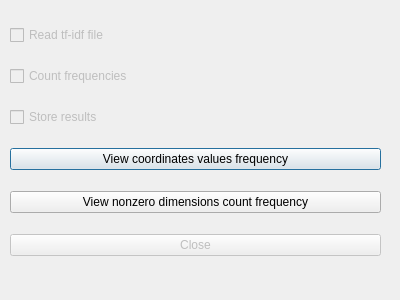
Above: app/dialogs/histogramdialog.ui from benkopolis/kmeanstriangleclustering before the change. Below: the same form after it.
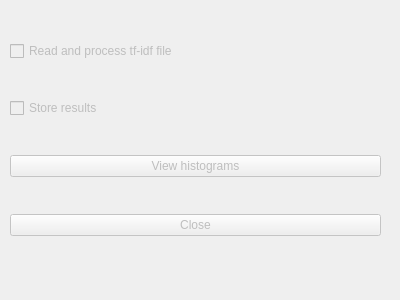
That is the form after the change.

Commit message: displaying histograms almost done, proj. builds, GUI needs testing, also reading and processing tf-idf files and histogram files needs testing and unit tests.

The edit to the form file:
```diff
--- a/app/dialogs/histogramdialog.ui
+++ b/app/dialogs/histogramdialog.ui
@@ -13,7 +13,7 @@
   <property name="windowTitle">
    <string>Dialog</string>
   </property>
-  <widget class="QWidget" name="">
+  <widget class="QWidget" name="layoutWidget">
    <property name="geometry">
     <rect>
      <x>10</x>
@@ -29,17 +29,7 @@
        <bool>false</bool>
       </property>
       <property name="text">
-       <string>Read tf-idf file</string>
-      </property>
-     </widget>
-    </item>
-    <item>
-     <widget class="QCheckBox" name="cbxCount">
-      <property name="enabled">
-       <bool>false</bool>
-      </property>
-      <property name="text">
-       <string>Count frequencies</string>
+       <string>Read and process tf-idf file</string>
       </property>
      </widget>
     </item>
@@ -54,16 +44,12 @@
      </widget>
     </item>
     <item>
-     <widget class="QPushButton" name="btnCoordsHist">
-      <property name="text">
-       <string>View coordinates values frequency</string>
+     <widget class="QPushButton" name="btnView">
+      <property name="enabled">
+       <bool>false</bool>
       </property>
-     </widget>
-    </item>
-    <item>
-     <widget class="QPushButton" name="btnDimsHist">
       <property name="text">
-       <string>View nonzero dimensions count frequency</string>
+       <string>View histograms</string>
       </property>
      </widget>
     </item>
```
The commit also changes 19 other files.
